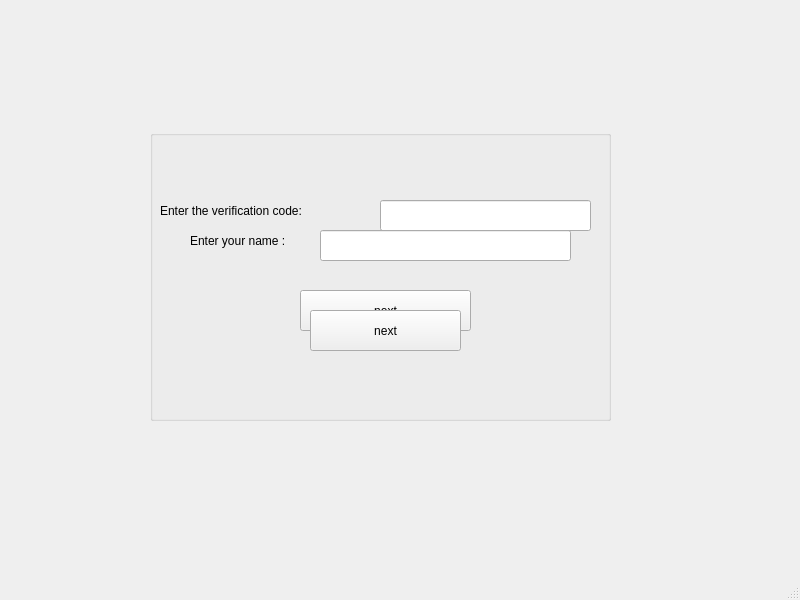
dzhevad/telegram_project, file telegram server/telegram/page3_verificationcode.ui: the form before one commit.
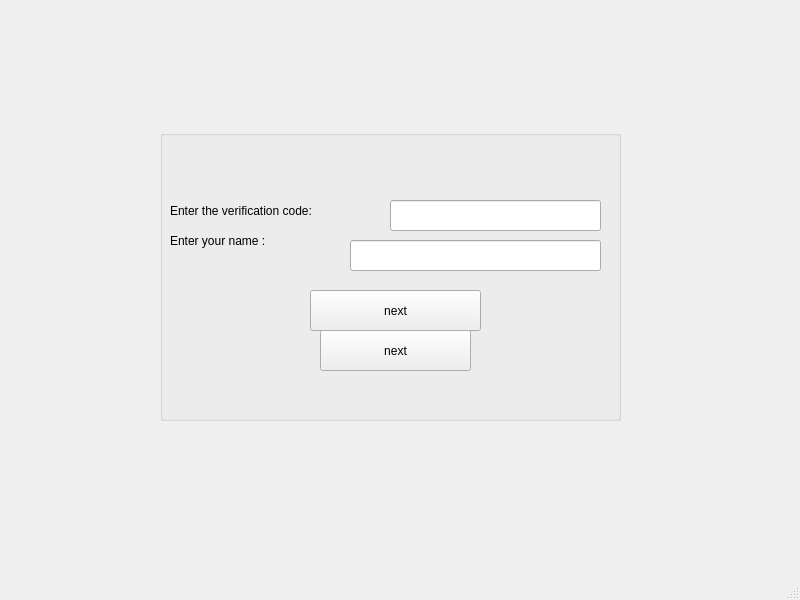
The form after the commit.

Patch:
```diff
--- a/telegram server/telegram/page3_verificationcode.ui
+++ b/telegram server/telegram/page3_verificationcode.ui
@@ -17,7 +17,7 @@
    <widget class="QGroupBox" name="groupBox">
     <property name="geometry">
      <rect>
-      <x>150</x>
+      <x>160</x>
       <y>130</y>
       <width>461</width>
       <height>291</height>
@@ -31,7 +31,7 @@
       <rect>
        <x>10</x>
        <y>60</y>
-       <width>191</width>
+       <width>211</width>
        <height>41</height>
       </rect>
      </property>
@@ -62,25 +62,22 @@
       <string>next</string>
      </property>
     </widget>
-    <widget class="QPushButton" name="pushButton_get_name">
+    <widget class="QLineEdit" name="lineEdit_get_name">
      <property name="geometry">
       <rect>
-       <x>160</x>
-       <y>180</y>
-       <width>151</width>
-       <height>41</height>
+       <x>190</x>
+       <y>110</y>
+       <width>251</width>
+       <height>31</height>
       </rect>
      </property>
-     <property name="text">
-      <string>next</string>
-     </property>
     </widget>
     <widget class="QLabel" name="label_get_name">
      <property name="geometry">
       <rect>
-       <x>40</x>
+       <x>10</x>
        <y>100</y>
-       <width>131</width>
+       <width>171</width>
        <height>21</height>
       </rect>
      </property>
@@ -88,15 +85,18 @@
       <string>Enter your name :</string>
      </property>
     </widget>
-    <widget class="QLineEdit" name="lineEdit_get_name">
+    <widget class="QPushButton" name="pushButton_get_name">
      <property name="geometry">
       <rect>
-       <x>170</x>
-       <y>100</y>
-       <width>251</width>
-       <height>31</height>
+       <x>160</x>
+       <y>200</y>
+       <width>151</width>
+       <height>41</height>
       </rect>
      </property>
+     <property name="text">
+      <string>next</string>
+     </property>
     </widget>
    </widget>
   </widget>
```
